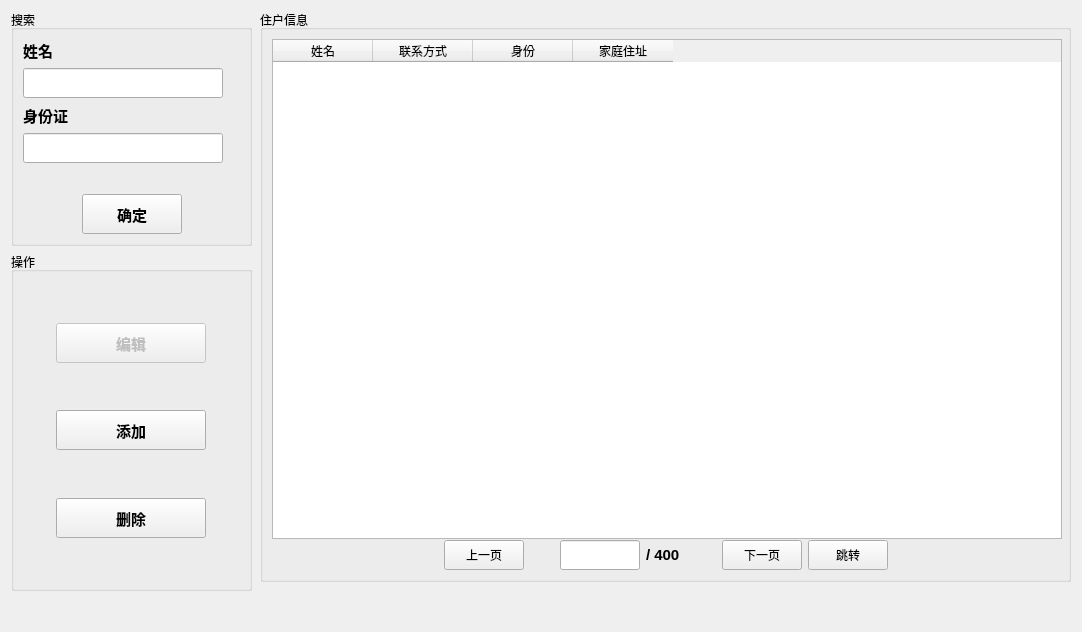
Before: the Qt Designer form StaffView/staffview.ui in Flzjler/LaborEye, drawn with Qt 5.
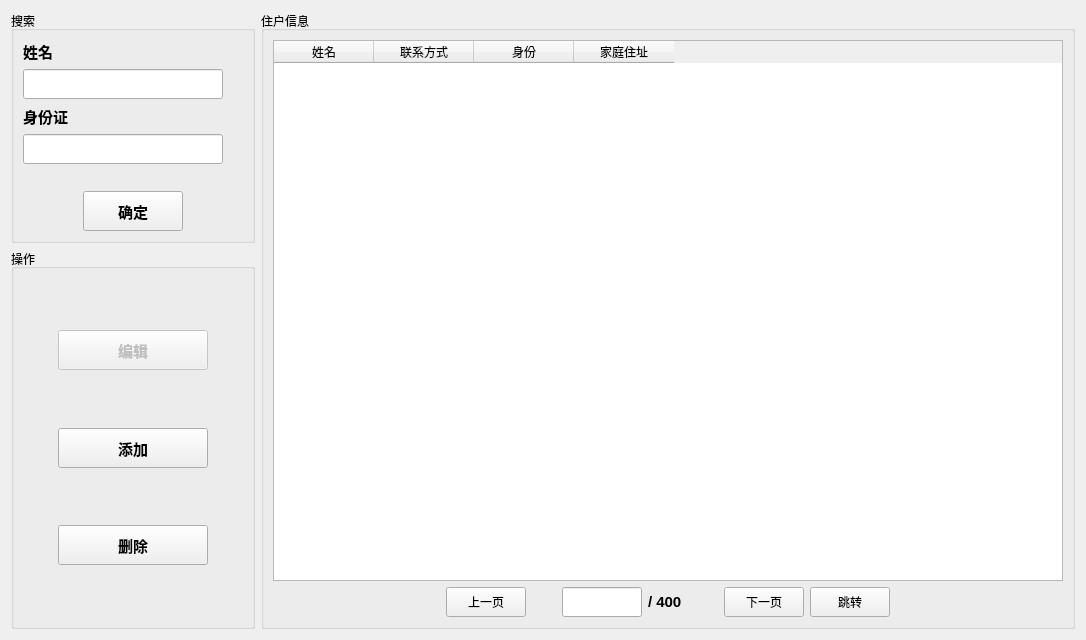
After: the same form once the commit is applied.

```diff
--- a/StaffView/staffview.ui
+++ b/StaffView/staffview.ui
@@ -7,7 +7,7 @@
     <x>0</x>
     <y>0</y>
     <width>1082</width>
-    <height>632</height>
+    <height>640</height>
    </rect>
   </property>
   <property name="sizePolicy">
@@ -19,269 +19,29 @@
   <property name="windowTitle">
    <string>Form</string>
   </property>
-  <widget class="QGroupBox" name="gpbStaffInfo">
-   <property name="geometry">
-    <rect>
-     <x>260</x>
-     <y>10</y>
-     <width>811</width>
-     <height>572</height>
-    </rect>
-   </property>
-   <property name="title">
-    <string>住户信息</string>
-   </property>
-   <layout class="QHBoxLayout" name="horizontalLayout_8">
+  <layout class="QHBoxLayout" name="horizontalLayout_9">
     <item>
-     <layout class="QVBoxLayout" name="verticalLayout_5">
-      <item>
-       <widget class="QTableWidget" name="tblStaffInfo">
-        <property name="minimumSize">
-         <size>
-          <width>790</width>
-          <height>500</height>
-         </size>
-        </property>
-        <property name="maximumSize">
-         <size>
-          <width>790</width>
-          <height>500</height>
-         </size>
-        </property>
-        <column>
-         <property name="text">
-          <string>姓名</string>
-         </property>
-        </column>
-        <column>
-         <property name="text">
-          <string>联系方式</string>
-         </property>
-        </column>
-        <column>
-         <property name="text">
-          <string>身份</string>
-         </property>
-        </column>
-        <column>
-         <property name="text">
-          <string>家庭住址</string>
-         </property>
-        </column>
-       </widget>
-      </item>
-      <item>
-       <layout class="QHBoxLayout" name="horizontalLayout_7">
-        <item>
-         <spacer name="horizontalSpacer_9">
-          <property name="orientation">
-           <enum>Qt::Horizontal</enum>
-          </property>
-          <property name="sizeHint" stdset="0">
-           <size>
-            <width>40</width>
-            <height>20</height>
-           </size>
-          </property>
-         </spacer>
-        </item>
-        <item>
-         <widget class="QPushButton" name="btnPrepage">
-          <property name="minimumSize">
-           <size>
-            <width>80</width>
-            <height>30</height>
-           </size>
-          </property>
-          <property name="maximumSize">
-           <size>
-            <width>80</width>
-            <height>30</height>
-           </size>
-          </property>
-          <property name="text">
-           <string>上一页</string>
-          </property>
-         </widget>
-        </item>
-        <item>
-         <spacer name="horizontalSpacer_10">
-          <property name="orientation">
-           <enum>Qt::Horizontal</enum>
-          </property>
-          <property name="sizeType">
-           <enum>QSizePolicy::Maximum</enum>
-          </property>
-          <property name="sizeHint" stdset="0">
-           <size>
-            <width>30</width>
-            <height>20</height>
-           </size>
-          </property>
-         </spacer>
-        </item>
-        <item>
-         <widget class="QLineEdit" name="ledtNowpage">
-          <property name="sizePolicy">
-           <sizepolicy hsizetype="Maximum" vsizetype="Fixed">
-            <horstretch>0</horstretch>
-            <verstretch>0</verstretch>
-           </sizepolicy>
-          </property>
-          <property name="minimumSize">
-           <size>
-            <width>80</width>
-            <height>30</height>
-           </size>
-          </property>
-          <property name="maximumSize">
-           <size>
-            <width>80</width>
-            <height>30</height>
-           </size>
-          </property>
-          <property name="font">
-           <font>
-            <family>Arial</family>
-            <pointsize>11</pointsize>
-            <weight>75</weight>
-            <bold>true</bold>
-           </font>
-          </property>
-          <property name="alignment">
-           <set>Qt::AlignRight|Qt::AlignTrailing|Qt::AlignVCenter</set>
-          </property>
-         </widget>
-        </item>
-        <item>
-         <widget class="QLabel" name="lblTolpage">
-          <property name="sizePolicy">
-           <sizepolicy hsizetype="Maximum" vsizetype="Preferred">
-            <horstretch>0</horstretch>
-            <verstretch>0</verstretch>
-           </sizepolicy>
-          </property>
-          <property name="minimumSize">
-           <size>
-            <width>40</width>
-            <height>30</height>
-           </size>
-          </property>
-          <property name="maximumSize">
-           <size>
-            <width>40</width>
-            <height>30</height>
-           </size>
-          </property>
-          <property name="font">
-           <font>
-            <family>Arial</family>
-            <pointsize>11</pointsize>
-            <weight>75</weight>
-            <bold>true</bold>
-           </font>
-          </property>
-          <property name="text">
-           <string>/ 400</string>
-          </property>
-         </widget>
-        </item>
-        <item>
-         <spacer name="horizontalSpacer_11">
-          <property name="orientation">
-           <enum>Qt::Horizontal</enum>
-          </property>
-          <property name="sizeType">
-           <enum>QSizePolicy::Maximum</enum>
-          </property>
-          <property name="sizeHint" stdset="0">
-           <size>
-            <width>30</width>
-            <height>20</height>
-           </size>
-          </property>
-         </spacer>
-        </item>
-        <item>
-         <widget class="QPushButton" name="btnNxtpage">
-          <property name="minimumSize">
-           <size>
-            <width>80</width>
-            <height>30</height>
-           </size>
-          </property>
-          <property name="maximumSize">
-           <size>
-            <width>80</width>
-            <height>30</height>
-           </size>
-          </property>
-          <property name="text">
-           <string>下一页</string>
-          </property>
-         </widget>
-        </item>
-        <item>
-         <widget class="QPushButton" name="btnJmppage">
-          <property name="minimumSize">
-           <size>
-            <width>80</width>
-            <height>30</height>
-           </size>
-          </property>
-          <property name="maximumSize">
-           <size>
-            <width>80</width>
-            <height>30</height>
-           </size>
-          </property>
-          <property name="text">
-           <string>跳转</string>
-          </property>
-         </widget>
-        </item>
-        <item>
-         <spacer name="horizontalSpacer_12">
-          <property name="orientation">
-           <enum>Qt::Horizontal</enum>
-          </property>
-          <property name="sizeHint" stdset="0">
-           <size>
-            <width>40</width>
-            <height>20</height>
-           </size>
-          </property>
-         </spacer>
-        </item>
-       </layout>
-      </item>
-     </layout>
-    </item>
-   </layout>
-  </widget>
-  <widget class="QWidget" name="layoutWidget">
-   <property name="geometry">
-    <rect>
-     <x>0</x>
-     <y>0</y>
-     <width>2</width>
-     <height>2</height>
-    </rect>
-   </property>
-   <layout class="QVBoxLayout" name="verticalLayout_2"/>
-  </widget>
-  <widget class="QWidget" name="layoutWidget">
-   <property name="geometry">
-    <rect>
-     <x>11</x>
-     <y>10</y>
-     <width>241</width>
-     <height>581</height>
-    </rect>
-   </property>
    <layout class="QVBoxLayout" name="verticalLayout_4">
     <item>
      <widget class="QGroupBox" name="gpbSearch">
+       <property name="sizePolicy">
+        <sizepolicy hsizetype="Minimum" vsizetype="Maximum">
+         <horstretch>0</horstretch>
+         <verstretch>0</verstretch>
+        </sizepolicy>
+       </property>
+       <property name="minimumSize">
+        <size>
+         <width>244</width>
+         <height>0</height>
+        </size>
+       </property>
+       <property name="maximumSize">
+        <size>
+         <width>250</width>
+         <height>16777215</height>
+        </size>
+       </property>
       <property name="title">
        <string>搜索</string>
       </property>
@@ -305,6 +65,12 @@
          </item>
          <item>
           <widget class="QLineEdit" name="ledtName">
+            <property name="sizePolicy">
+             <sizepolicy hsizetype="Minimum" vsizetype="Minimum">
+              <horstretch>0</horstretch>
+              <verstretch>0</verstretch>
+             </sizepolicy>
+            </property>
            <property name="minimumSize">
             <size>
              <width>200</width>
@@ -344,6 +110,12 @@
          </item>
          <item>
           <widget class="QLineEdit" name="ledtIdCard">
+            <property name="sizePolicy">
+             <sizepolicy hsizetype="Minimum" vsizetype="Minimum">
+              <horstretch>0</horstretch>
+              <verstretch>0</verstretch>
+             </sizepolicy>
+            </property>
            <property name="minimumSize">
             <size>
              <width>200</width>
@@ -399,6 +171,12 @@
            </item>
            <item>
             <widget class="QPushButton" name="btnConfirm">
+              <property name="sizePolicy">
+               <sizepolicy hsizetype="Minimum" vsizetype="Minimum">
+                <horstretch>0</horstretch>
+                <verstretch>0</verstretch>
+               </sizepolicy>
+              </property>
              <property name="minimumSize">
               <size>
                <width>100</width>
@@ -446,15 +224,21 @@
     </item>
     <item>
      <widget class="QGroupBox" name="gpbEdit">
+       <property name="sizePolicy">
+        <sizepolicy hsizetype="Maximum" vsizetype="Minimum">
+         <horstretch>0</horstretch>
+         <verstretch>0</verstretch>
+        </sizepolicy>
+       </property>
       <property name="minimumSize">
        <size>
-        <width>0</width>
-        <height>0</height>
+         <width>244</width>
+         <height>380</height>
        </size>
       </property>
       <property name="maximumSize">
        <size>
-        <width>16777215</width>
+         <width>250</width>
         <height>16777215</height>
        </size>
       </property>
@@ -497,6 +281,12 @@
              <property name="enabled">
               <bool>false</bool>
              </property>
+              <property name="sizePolicy">
+               <sizepolicy hsizetype="Minimum" vsizetype="Minimum">
+                <horstretch>0</horstretch>
+                <verstretch>0</verstretch>
+               </sizepolicy>
+              </property>
              <property name="minimumSize">
               <size>
                <width>150</width>
@@ -567,6 +357,12 @@
            </item>
            <item>
             <widget class="QPushButton" name="btnAdd">
+              <property name="sizePolicy">
+               <sizepolicy hsizetype="Minimum" vsizetype="Minimum">
+                <horstretch>0</horstretch>
+                <verstretch>0</verstretch>
+               </sizepolicy>
+              </property>
              <property name="minimumSize">
               <size>
                <width>150</width>
@@ -637,6 +433,12 @@
            </item>
            <item>
             <widget class="QPushButton" name="btnDel">
+              <property name="sizePolicy">
+               <sizepolicy hsizetype="Minimum" vsizetype="Minimum">
+                <horstretch>0</horstretch>
+                <verstretch>0</verstretch>
+               </sizepolicy>
+              </property>
              <property name="minimumSize">
               <size>
                <width>150</width>
@@ -696,7 +498,254 @@
      </widget>
     </item>
    </layout>
-  </widget>
+   </item>
+   <item>
+    <widget class="QGroupBox" name="gpbStaffInfo">
+     <property name="sizePolicy">
+      <sizepolicy hsizetype="Expanding" vsizetype="Expanding">
+       <horstretch>0</horstretch>
+       <verstretch>0</verstretch>
+      </sizepolicy>
+     </property>
+     <property name="maximumSize">
+      <size>
+       <width>16777215</width>
+       <height>16777215</height>
+      </size>
+     </property>
+     <property name="title">
+      <string>住户信息</string>
+     </property>
+     <layout class="QHBoxLayout" name="horizontalLayout_8">
+      <item>
+       <layout class="QVBoxLayout" name="verticalLayout_5">
+        <item>
+         <widget class="QTableWidget" name="tblStaffInfo">
+          <property name="minimumSize">
+           <size>
+            <width>790</width>
+            <height>500</height>
+           </size>
+          </property>
+          <property name="maximumSize">
+           <size>
+            <width>16777215</width>
+            <height>16777215</height>
+           </size>
+          </property>
+          <column>
+           <property name="text">
+            <string>姓名</string>
+           </property>
+          </column>
+          <column>
+           <property name="text">
+            <string>联系方式</string>
+           </property>
+          </column>
+          <column>
+           <property name="text">
+            <string>身份</string>
+           </property>
+          </column>
+          <column>
+           <property name="text">
+            <string>家庭住址</string>
+           </property>
+          </column>
+         </widget>
+        </item>
+        <item>
+         <layout class="QHBoxLayout" name="horizontalLayout_7">
+          <item>
+           <spacer name="horizontalSpacer_9">
+            <property name="orientation">
+             <enum>Qt::Horizontal</enum>
+            </property>
+            <property name="sizeHint" stdset="0">
+             <size>
+              <width>40</width>
+              <height>20</height>
+             </size>
+            </property>
+           </spacer>
+          </item>
+          <item>
+           <widget class="QPushButton" name="btnPrepage">
+            <property name="minimumSize">
+             <size>
+              <width>80</width>
+              <height>30</height>
+             </size>
+            </property>
+            <property name="maximumSize">
+             <size>
+              <width>80</width>
+              <height>30</height>
+             </size>
+            </property>
+            <property name="text">
+             <string>上一页</string>
+            </property>
+           </widget>
+          </item>
+          <item>
+           <spacer name="horizontalSpacer_10">
+            <property name="orientation">
+             <enum>Qt::Horizontal</enum>
+            </property>
+            <property name="sizeType">
+             <enum>QSizePolicy::Maximum</enum>
+            </property>
+            <property name="sizeHint" stdset="0">
+             <size>
+              <width>30</width>
+              <height>20</height>
+             </size>
+            </property>
+           </spacer>
+          </item>
+          <item>
+           <widget class="QLineEdit" name="ledtNowpage">
+            <property name="sizePolicy">
+             <sizepolicy hsizetype="Maximum" vsizetype="Fixed">
+              <horstretch>0</horstretch>
+              <verstretch>0</verstretch>
+             </sizepolicy>
+            </property>
+            <property name="minimumSize">
+             <size>
+              <width>80</width>
+              <height>30</height>
+             </size>
+            </property>
+            <property name="maximumSize">
+             <size>
+              <width>80</width>
+              <height>30</height>
+             </size>
+            </property>
+            <property name="font">
+             <font>
+              <family>Arial</family>
+              <pointsize>11</pointsize>
+              <weight>75</weight>
+              <bold>true</bold>
+             </font>
+            </property>
+            <property name="alignment">
+             <set>Qt::AlignRight|Qt::AlignTrailing|Qt::AlignVCenter</set>
+            </property>
+           </widget>
+          </item>
+          <item>
+           <widget class="QLabel" name="lblTolpage">
+            <property name="sizePolicy">
+             <sizepolicy hsizetype="Maximum" vsizetype="Preferred">
+              <horstretch>0</horstretch>
+              <verstretch>0</verstretch>
+             </sizepolicy>
+            </property>
+            <property name="minimumSize">
+             <size>
+              <width>40</width>
+              <height>30</height>
+             </size>
+            </property>
+            <property name="maximumSize">
+             <size>
+              <width>40</width>
+              <height>30</height>
+             </size>
+            </property>
+            <property name="font">
+             <font>
+              <family>Arial</family>
+              <pointsize>11</pointsize>
+              <weight>75</weight>
+              <bold>true</bold>
+             </font>
+            </property>
+            <property name="text">
+             <string>/ 400</string>
+            </property>
+           </widget>
+          </item>
+          <item>
+           <spacer name="horizontalSpacer_11">
+            <property name="orientation">
+             <enum>Qt::Horizontal</enum>
+            </property>
+            <property name="sizeType">
+             <enum>QSizePolicy::Maximum</enum>
+            </property>
+            <property name="sizeHint" stdset="0">
+             <size>
+              <width>30</width>
+              <height>20</height>
+             </size>
+            </property>
+           </spacer>
+          </item>
+          <item>
+           <widget class="QPushButton" name="btnNxtpage">
+            <property name="minimumSize">
+             <size>
+              <width>80</width>
+              <height>30</height>
+             </size>
+            </property>
+            <property name="maximumSize">
+             <size>
+              <width>80</width>
+              <height>30</height>
+             </size>
+            </property>
+            <property name="text">
+             <string>下一页</string>
+            </property>
+           </widget>
+          </item>
+          <item>
+           <widget class="QPushButton" name="btnJmppage">
+            <property name="minimumSize">
+             <size>
+              <width>80</width>
+              <height>30</height>
+             </size>
+            </property>
+            <property name="maximumSize">
+             <size>
+              <width>80</width>
+              <height>30</height>
+             </size>
+            </property>
+            <property name="text">
+             <string>跳转</string>
+            </property>
+           </widget>
+          </item>
+          <item>
+           <spacer name="horizontalSpacer_12">
+            <property name="orientation">
+             <enum>Qt::Horizontal</enum>
+            </property>
+            <property name="sizeHint" stdset="0">
+             <size>
+              <width>40</width>
+              <height>20</height>
+             </size>
+            </property>
+           </spacer>
+          </item>
+         </layout>
+        </item>
+       </layout>
+      </item>
+     </layout>
+    </widget>
+   </item>
+  </layout>
  </widget>
  <resources/>
  <connections/>
```
Lines whose indentation alone changed are shown as unchanged.
